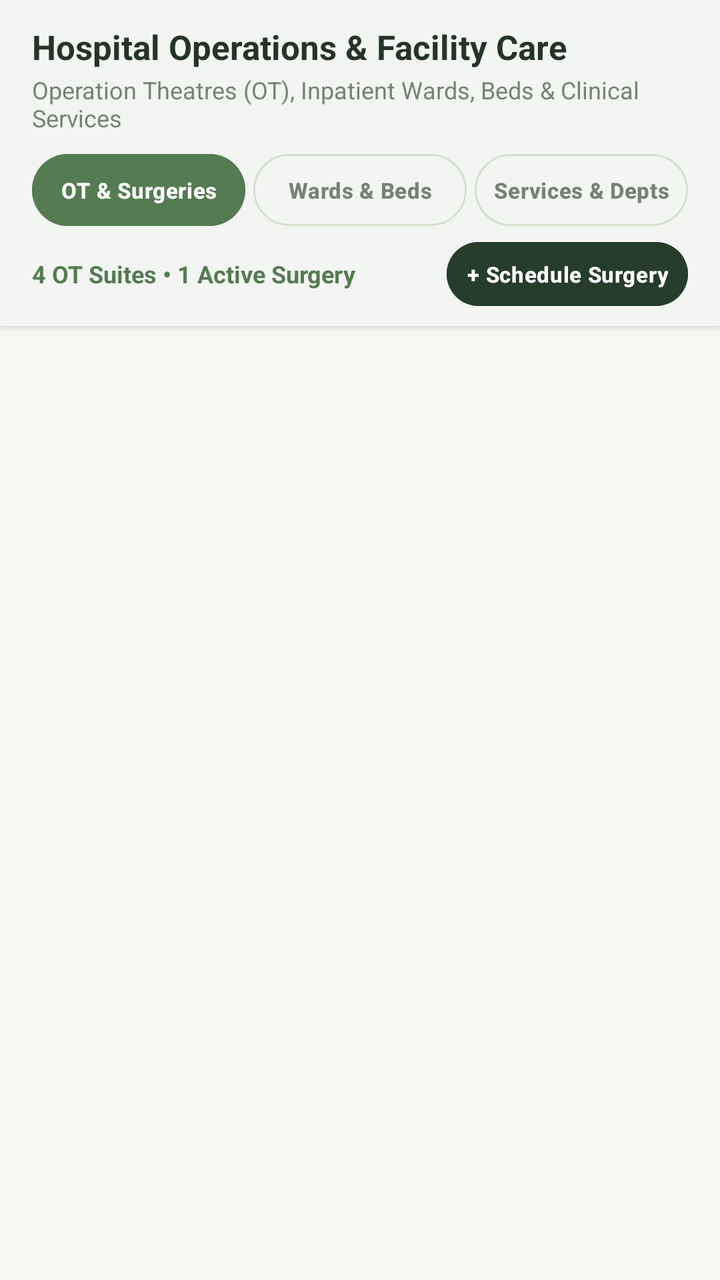
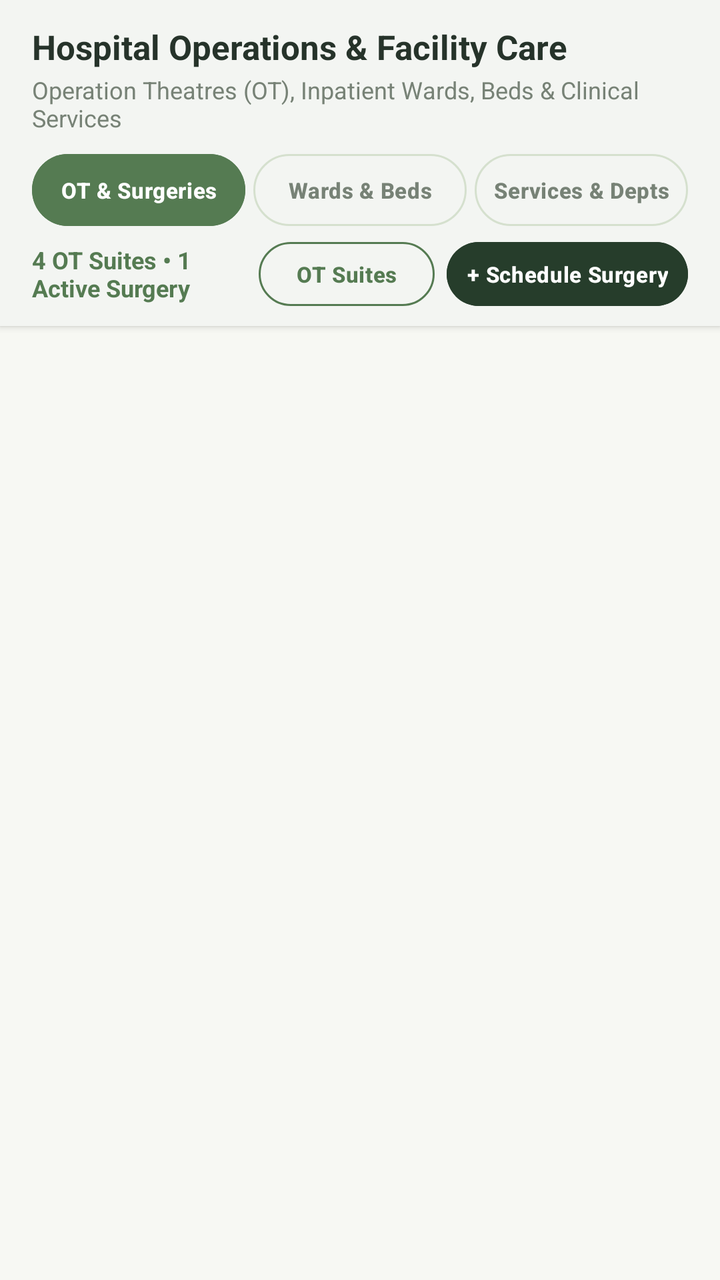

Compare the two renders of this Android layout. The source of the first and the diff that turns it into the second are given below.
<!-- AndroidManifest.xml: application theme Theme.AROHI -->
<!-- res/layout/fragment_admin_operations.xml -->
<?xml version="1.0" encoding="utf-8"?>
<LinearLayout xmlns:android="http://schemas.android.com/apk/res/android"
    xmlns:app="http://schemas.android.com/apk/res-auto"
    android:layout_width="match_parent"
    android:layout_height="match_parent"
    android:background="@color/surface_background"
    android:orientation="vertical">

    
    <com.google.android.material.card.MaterialCardView
        android:layout_width="match_parent"
        android:layout_height="wrap_content"
        app:cardBackgroundColor="@color/surface_card"
        app:cardCornerRadius="0dp"
        app:cardElevation="2dp"
        app:strokeWidth="0dp">

        <LinearLayout
            android:layout_width="match_parent"
            android:layout_height="wrap_content"
            android:orientation="vertical"
            android:paddingHorizontal="16dp"
            android:paddingTop="12dp"
            android:paddingBottom="10dp">

            <TextView
                android:layout_width="match_parent"
                android:layout_height="wrap_content"
                android:text="@string/admin_ops_title"
                android:textColor="@color/text_primary"
                android:textSize="17sp"
                android:textStyle="bold" />

            <TextView
                android:id="@+id/tvAdminOpsSubtitle"
                android:layout_width="match_parent"
                android:layout_height="wrap_content"
                android:layout_marginTop="2dp"
                android:text="@string/admin_ops_sub"
                android:textColor="@color/text_secondary"
                android:textSize="12sp" />

            
            <LinearLayout
                android:layout_width="match_parent"
                android:layout_height="wrap_content"
                android:layout_marginTop="10dp"
                android:gravity="center"
                android:orientation="horizontal">

                <com.google.android.material.button.MaterialButton
                    android:id="@+id/btnTabOtOperations"
                    style="@style/Widget.Material3.Button"
                    android:layout_width="0dp"
                    android:layout_height="36dp"
                    android:layout_marginEnd="4dp"
                    android:layout_weight="1"
                    android:backgroundTint="@color/primary_moss_green"
                    android:insetTop="0dp"
                    android:insetBottom="0dp"
                    android:paddingHorizontal="4dp"
                    android:text="@string/tab_ot_surgeries"
                    android:textColor="@color/white"
                    android:textSize="11sp" />

                <com.google.android.material.button.MaterialButton
                    android:id="@+id/btnTabWardsBeds"
                    style="@style/Widget.Material3.Button.OutlinedButton"
                    android:layout_width="0dp"
                    android:layout_height="36dp"
                    android:layout_marginEnd="4dp"
                    android:layout_weight="1"
                    android:insetTop="0dp"
                    android:insetBottom="0dp"
                    android:paddingHorizontal="4dp"
                    android:text="@string/tab_wards_beds"
                    android:textColor="@color/text_secondary"
                    android:textSize="11sp"
                    app:strokeColor="@color/border_stroke" />

                <com.google.android.material.button.MaterialButton
                    android:id="@+id/btnTabServices"
                    style="@style/Widget.Material3.Button.OutlinedButton"
                    android:layout_width="0dp"
                    android:layout_height="36dp"
                    android:layout_weight="1"
                    android:insetTop="0dp"
                    android:insetBottom="0dp"
                    android:paddingHorizontal="4dp"
                    android:text="@string/tab_services_depts"
                    android:textColor="@color/text_secondary"
                    android:textSize="11sp"
                    app:strokeColor="@color/border_stroke" />
            </LinearLayout>

            
            <LinearLayout
                android:id="@+id/layoutOtActionsRow"
                android:layout_width="match_parent"
                android:layout_height="wrap_content"
                android:layout_marginTop="8dp"
                android:gravity="center_vertical"
                android:orientation="horizontal">

                <TextView
                    android:id="@+id/tvAdminOpsSummary"
                    android:layout_width="0dp"
                    android:layout_height="wrap_content"
                    android:layout_weight="1"
                    android:text="4 OT Suites • 1 Active Surgery"
                    android:textColor="@color/primary_moss_green"
                    android:textSize="12sp"
                    android:textStyle="bold" />

                <com.google.android.material.button.MaterialButton
                    android:id="@+id/btnAdminScheduleOpQuick"
                    style="@style/Widget.Material3.Button"
                    android:layout_width="wrap_content"
                    android:layout_height="32dp"
                    android:backgroundTint="@color/deep_forest_green"
                    android:insetTop="0dp"
                    android:insetBottom="0dp"
                    android:paddingHorizontal="10dp"
                    android:text="@string/action_schedule_surgery"
                    android:textColor="@color/white"
                    android:textSize="11sp" />
            </LinearLayout>
        </LinearLayout>
    </com.google.android.material.card.MaterialCardView>

    
    <FrameLayout
        android:layout_width="match_parent"
        android:layout_height="match_parent"
        android:paddingHorizontal="16dp"
        android:paddingTop="12dp">

        <TextView
            android:id="@+id/tvEmptyOpsState"
            android:layout_width="wrap_content"
            android:layout_height="wrap_content"
            android:layout_gravity="center"
            android:gravity="center"
            android:text="@string/admin_ops_empty"
            android:textColor="@color/text_secondary"
            android:textSize="13sp"
            android:visibility="gone" />

        <androidx.recyclerview.widget.RecyclerView
            android:id="@+id/rvAdminOperations"
            android:layout_width="match_parent"
            android:layout_height="match_parent"
            android:clipToPadding="false"
            android:paddingBottom="24dp" />
    </FrameLayout>
</LinearLayout>
<!-- resources referenced by this layout -->
<resources>
  <color name="border_stroke">#D5E0CE</color>
  <color name="deep_forest_green">#263D2B</color>
  <color name="primary_moss_green">#557B52</color>
  <color name="surface_background">#F7F8F3</color>
  <color name="surface_card">#FFFFFF</color>
  <color name="text_primary">#26332A</color>
  <color name="text_secondary">#778276</color>
  <color name="white">#FFFFFF</color>
  <string name="action_schedule_surgery">+ Schedule Surgery</string>
  <string name="admin_ops_empty">No operations or records found in this category.</string>
  <string name="admin_ops_sub">Operation Theatres (OT), Inpatient Wards, Beds &amp; Clinical Services</string>
  <string name="admin_ops_title">Hospital Operations &amp; Facility Care</string>
  <string name="tab_ot_surgeries">OT &amp; Surgeries</string>
  <string name="tab_services_depts">Services &amp; Depts</string>
  <string name="tab_wards_beds">Wards &amp; Beds</string>
  <color name="pale_mint">#E8EFE2</color>
  <color name="secondary_sage">#819B75</color>
  <color name="soft_sage">#AFC2A1</color>
  <color name="status_emergency">#C94B4B</color>
  <color name="status_emergency_bg">#FDECEC</color>
  <color name="warm_ivory">#F7F8F3</color>
  <color name="text_muted">#9AA599</color>
  <style name="Widget.AROHI.Button.Primary" parent="Widget.Material3.Button">
          <item name="android:minHeight">@dimen/button_height</item>
          <item name="android:textColor">@color/white</item>
          <item name="android:textSize">15sp</item>
          <item name="android:textStyle">bold</item>
          <item name="android:letterSpacing">0.02</item>
          <item name="backgroundTint">@color/primary_moss_green</item>
          <item name="cornerRadius">@dimen/input_corner_radius</item>
          <item name="elevation">0dp</item>
      </style>
  <style name="Widget.AROHI.Card" parent="Widget.Material3.CardView.Elevated">
          <item name="cardBackgroundColor">@color/surface_card</item>
          <item name="cardCornerRadius">@dimen/radius_md</item>
          <item name="cardElevation">@dimen/card_elevation</item>
          <item name="strokeColor">@color/border_stroke</item>
          <item name="strokeWidth">@dimen/card_stroke_width</item>
      </style>
  <style name="ThemeOverlay.AROHI.MaterialAlertDialog" parent="ThemeOverlay.Material3.MaterialAlertDialog">
          <item name="buttonBarPositiveButtonStyle">@style/Widget.AROHI.Dialog.Button.Positive</item>
          <item name="buttonBarNegativeButtonStyle">@style/Widget.AROHI.Dialog.Button.Negative</item>
          <item name="buttonBarNeutralButtonStyle">@style/Widget.AROHI.Dialog.Button.Negative</item>
          <item name="shapeAppearanceOverlay">@style/ShapeAppearance.AROHI.Dialog</item>
      </style>
  <dimen name="button_height">54dp</dimen>
  <dimen name="input_corner_radius">12dp</dimen>
  <dimen name="radius_md">16dp</dimen>
  <dimen name="card_elevation">2dp</dimen>
  <dimen name="card_stroke_width">1dp</dimen>
  <style name="Widget.AROHI.Dialog.Button.Positive" parent="Widget.Material3.Button">
          <item name="android:textColor">@color/white</item>
          <item name="android:textSize">13sp</item>
          <item name="android:textStyle">bold</item>
          <item name="android:minHeight">38dp</item>
          <item name="android:insetTop">0dp</item>
          <item name="android:insetBottom">0dp</item>
          <item name="backgroundTint">@color/primary_moss_green</item>
          <item name="cornerRadius">19dp</item>
      </style>
  <style name="ShapeAppearance.AROHI.Dialog" parent="ShapeAppearance.Material3.Corner.Medium">
          <item name="cornerSize">16dp</item>
      </style>
  <!-- unchanged entries left out for length: 3 -->
</resources>

<!-- the commit's change to res/layout/fragment_admin_operations.xml (unified diff, before → after) -->
@@ -113,6 +113,20 @@
                     android:textStyle="bold" />
 
                 <com.google.android.material.button.MaterialButton
+                    android:id="@+id/btnToggleOtView"
+                    style="@style/Widget.Material3.Button.OutlinedButton"
+                    android:layout_width="wrap_content"
+                    android:layout_height="32dp"
+                    android:layout_marginEnd="6dp"
+                    android:insetTop="0dp"
+                    android:insetBottom="0dp"
+                    android:paddingHorizontal="8dp"
+                    android:text="OT Suites"
+                    android:textColor="@color/primary_moss_green"
+                    android:textSize="11sp"
+                    app:strokeColor="@color/primary_moss_green" />
+
+                <com.google.android.material.button.MaterialButton
                     android:id="@+id/btnAdminScheduleOpQuick"
                     style="@style/Widget.Material3.Button"
                     android:layout_width="wrap_content"
